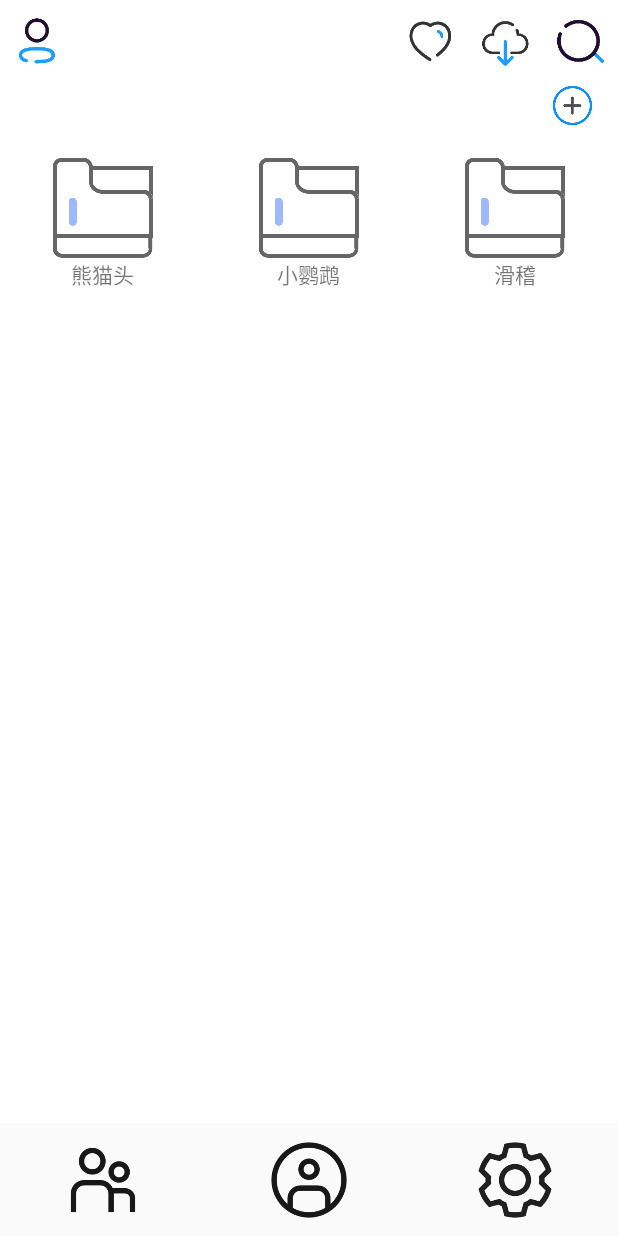
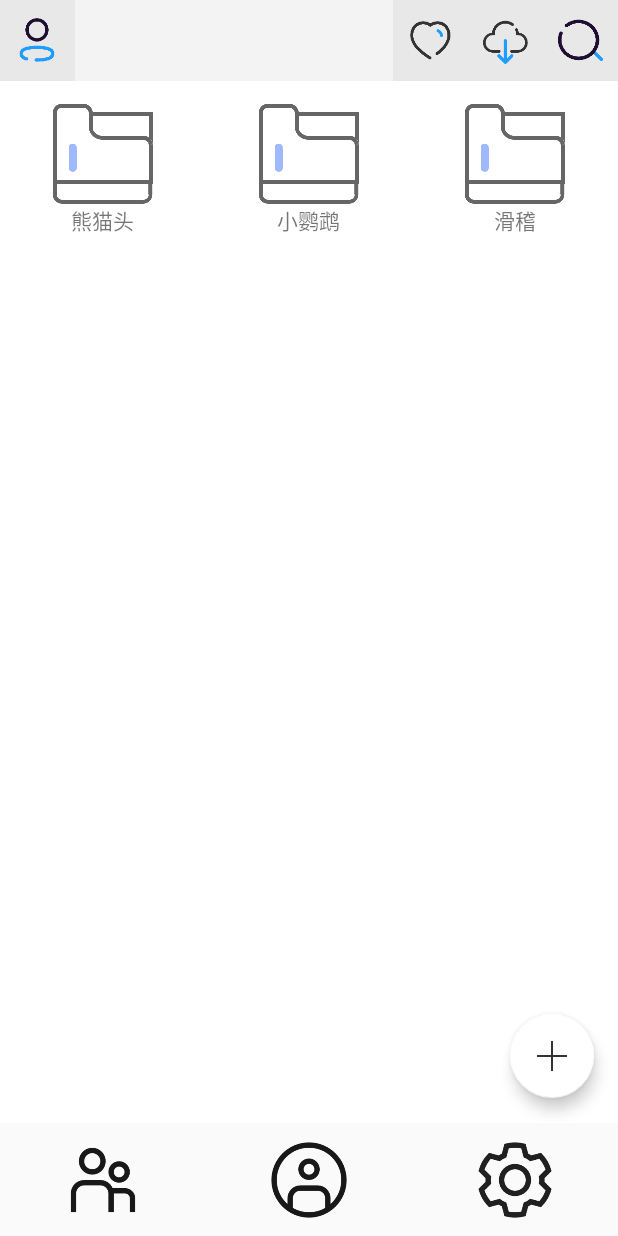
Before and after one commit to X-G-Y/TuYu, an Android app: the screen it shows after launch (basic), on a phone screen of 412 x 824 dp. Run offline under Robolectric (Android 15) with nearby library versions, the phone set to English and light mode, and no system bars.

Commit message:
修改了主界面导航栏与recyclerview间距与颜色 同时将addmanger的功能转移到了floatingActionButton上，添加了点击的Toast效果与阴影效果

```diff
--- a/app/build.gradle
+++ b/app/build.gradle
@@ -42,9 +42,8 @@ dependencies {
     implementation 'androidx.lifecycle:lifecycle-extensions:2.2.0'
     implementation 'androidx.legacy:legacy-support-v4:1.0.0'
     implementation 'androidx.recyclerview:recyclerview:1.1.0'
-
-
-
+    implementation 'androidx.navigation:navigation-fragment:2.3.0'
+    implementation 'androidx.navigation:navigation-ui:2.3.0'
 
 
     //添加对recycleView的支持
--- a/app/src/main/AndroidManifest.xml
+++ b/app/src/main/AndroidManifest.xml
@@ -5,19 +5,16 @@
 
     <application
         android:allowBackup="true"
-        android:theme="@style/Theme.AppCompat.Light.NoActionBar"
         android:icon="@drawable/icon"
         android:label="图遇"
         android:roundIcon="@mipmap/ic_launcher_round"
         android:supportsRtl="true"
+        android:theme="@style/Theme.AppCompat.Light.NoActionBar"
         tools:replace="android:label">
-        <!-- SearchActivity是点击搜索按钮之后显示的搜索界面，它的父ParentActivity是basic-->
+        <!-- SearchActivity是点击搜索按钮之后显示的搜索界面，它的父ParentActivity是basic -->
         <activity
             android:name=".SearchActivity"
-            android:parentActivityName="com.example.start.basic">
-
-        </activity>
-
+            android:parentActivityName=".basic"></activity>
         <activity
             android:name=".basic"
             android:label="@string/title_activity_basic"
--- a/app/src/main/java/com/example/start/Fragment2.java
+++ b/app/src/main/java/com/example/start/Fragment2.java
@@ -18,6 +18,7 @@ import androidx.recyclerview.widget.DefaultItemAnimator;
 import androidx.recyclerview.widget.GridLayoutManager;
 import androidx.recyclerview.widget.RecyclerView;
 
+import com.google.android.material.floatingactionbutton.FloatingActionButton;
 import com.google.android.material.snackbar.Snackbar;
 
 import java.util.ArrayList;
@@ -40,7 +41,7 @@ public class Fragment2 extends Fragment implements MyRecyclerviewAdapter.Recycle
     boolean ifstart = true;
     private View view;
     private ImageButton imageButton;
-    private ImageButton addManger;
+    private FloatingActionButton addManger;
     private DocumentManger doc = new DocumentManger("新建分类", R.drawable.documentpng);
     //线性适配器对象
     private MyRecyclerviewAdapter myRecyclerviewAdapter;
@@ -130,7 +131,7 @@ public class Fragment2 extends Fragment implements MyRecyclerviewAdapter.Recycle
         imageButton = (ImageButton) view.findViewById(R.id.Search);
 
         //新建分类按钮
-        addManger = (ImageButton)view.findViewById(R.id.AddManger);
+        addManger = (FloatingActionButton)view.findViewById(R.id.fab);
 
         //获取recyclerview
         recyclerView_dynamic = view.findViewById(R.id.recyclerview);
@@ -148,6 +149,7 @@ public class Fragment2 extends Fragment implements MyRecyclerviewAdapter.Recycle
         addManger.setOnClickListener(new View.OnClickListener() {
             @Override
             public void onClick(View v) {
+                Toast.makeText(basic.myActivity, "新建分类", 1000).show();
                 listAll.add(doc);
                 myRecyclerviewAdapter.notifyItemInserted(myRecyclerviewAdapter.getItemCount());
                 recyclerView_dynamic.scrollToPosition(myRecyclerviewAdapter.getItemCount());
--- a/app/src/main/res/layout/fragment_2.xml
+++ b/app/src/main/res/layout/fragment_2.xml
@@ -6,7 +6,7 @@
     xmlns:app="http://schemas.android.com/apk/res-auto"
     android:layout_height="match_parent"
     android:orientation="vertical"
-
+    android:descendantFocusability="blocksDescendants"
     tools:context=".Fragment2"
     >
 
@@ -16,16 +16,18 @@
         android:layout_width="match_parent"
         android:layout_height="0dp"
         android:layout_weight="1.2"
-        android:orientation="horizontal"
-        android:background="@color/white">
+        android:alpha="1"
+        android:background="@color/unknow"
+        android:orientation="horizontal">
 
 
         <ImageButton
             android:id="@+id/Search"
             android:layout_width="50dp"
+            android:alpha="1"
+            android:layout_height="match_parent"
             android:layout_alignParentRight="true"
-            android:layout_height="match_parent"
-            android:background="@color/white"
+            android:background="@color/unknow"
             android:padding="10dp"
             android:scaleType="centerCrop"
             android:src="@drawable/findview">
@@ -34,9 +36,10 @@
 
         <ImageButton
             android:id="@+id/UserSpace"
+            android:alpha="1"
             android:layout_width="50dp"
             android:layout_height="match_parent"
-            android:background="@color/white"
+            android:background="@color/unknow"
             android:padding="10dp"
             android:scaleType="centerCrop"
             android:src="@drawable/userspace">
@@ -46,9 +49,10 @@
         <ImageButton
             android:id="@+id/UserStar"
             android:layout_width="50dp"
+            android:layout_height="match_parent"
+            android:alpha="1"
             android:layout_toLeftOf="@id/UserDownload"
-            android:layout_height="match_parent"
-            android:background="@color/white"
+            android:background="@color/unknow"
             android:padding="10dp"
             android:scaleType="centerCrop"
             android:src="@drawable/starpng">
@@ -58,9 +62,10 @@
         <ImageButton
             android:id="@+id/UserDownload"
             android:layout_width="50dp"
+            android:alpha="1"
             android:layout_height="match_parent"
             android:layout_toLeftOf="@id/Search"
-            android:background="@color/white"
+            android:background="@color/unknow"
             android:padding="10dp"
             android:scaleType="centerCrop"
             android:src="@drawable/download">
@@ -70,31 +75,18 @@
 
     </RelativeLayout>
 
+    <LinearLayout
+        android:layout_width="match_parent"
+        android:layout_height="15dp"/>
 
-
-    <LinearLayout
+    <FrameLayout
         android:layout_width="match_parent"
         android:layout_height="0dp"
         android:layout_weight="15"
         android:background="@color/white"
         android:orientation="vertical">
 
-        <RelativeLayout
-            android:layout_width="match_parent"
-            android:layout_height="50dp">
 
-            <ImageButton
-                android:id="@+id/AddManger"
-                android:layout_width="30dp"
-                android:layout_height="30dp"
-                android:layout_alignParentRight="true"
-                android:layout_marginRight="15dp"
-                android:background="@color/white"
-                android:scaleType="centerCrop"
-                android:src="@drawable/addmanger">
-
-            </ImageButton>
-        </RelativeLayout>
 
         <androidx.recyclerview.widget.RecyclerView
             android:id="@+id/recyclerview"
@@ -102,18 +94,21 @@
             android:layout_height="match_parent">
 
 
-
         </androidx.recyclerview.widget.RecyclerView>
 
+
         <com.google.android.material.floatingactionbutton.FloatingActionButton
-            android:id="@+id/floatingActionButton"
+            android:id="@+id/fab"
             android:layout_width="wrap_content"
             android:layout_height="wrap_content"
-            android:clickable="true"
-            android:src="@drawable/findview"
-            android:focusable="true" />
+            android:layout_gravity="bottom|end"
+            app:backgroundTint="@color/white"
+            android:layout_margin="@dimen/fab_margin"
+            android:src="@drawable/addicon"/>
 
-    </LinearLayout>
+
+
+    </FrameLayout>
 
 
 </LinearLayout>
--- a/app/src/main/res/values/colors.xml
+++ b/app/src/main/res/values/colors.xml
@@ -150,4 +150,5 @@
     <color name="darkblue">#00008b</color><!--暗蓝色 -->
     <color name="navy">#000080</color><!--海军色 -->
     <color name="black">#000000</color><!--黑色 -->
+    <color name="unknow">#0D1E1C1C</color><!-- 淡淡淡灰-->
 </resources>
--- a/app/src/main/res/values/strings.xml
+++ b/app/src/main/res/values/strings.xml
@@ -15,4 +15,5 @@
 
     <string name="hello_first_fragment">Hello first fragment</string>
     <string name="hello_second_fragment">Hello second fragment. Arg: %1$s</string>
+    <string name="title_activity_floating">floating</string>
 </resources>
--- a/app/src/main/res/values/styles.xml
+++ b/app/src/main/res/values/styles.xml
@@ -13,10 +13,19 @@
         <item name="windowNoTitle">true</item>
     </style>
     <!-- 不含Action的格式-->
-    <style name="AppCompatTheme" parent="Theme.AppCompat.Light.NoActionBar"  />
+    <style name="AppCompatTheme" parent="Theme.AppCompat.Light.NoActionBar" />
 
     <style name="AppTheme.AppBarOverlay" parent="ThemeOverlay.AppCompat.Dark.ActionBar" />
 
     <style name="AppTheme.PopupOverlay" parent="ThemeOverlay.AppCompat.Light" />
 
+    <style name="NoActionBar">
+        <item name="windowActionBar">false</item>
+        <item name="windowNoTitle">true</item>
+    </style>
+
+    <style name="AppBarOverlay" parent="ThemeOverlay.AppCompat.Dark.ActionBar" />
+
+    <style name="PopupOverlay" parent="ThemeOverlay.AppCompat.Light" />
+
 </resources>
```
Also changed, not shown: app/src/main/res/drawable-mdpi/addicon.png (added).
